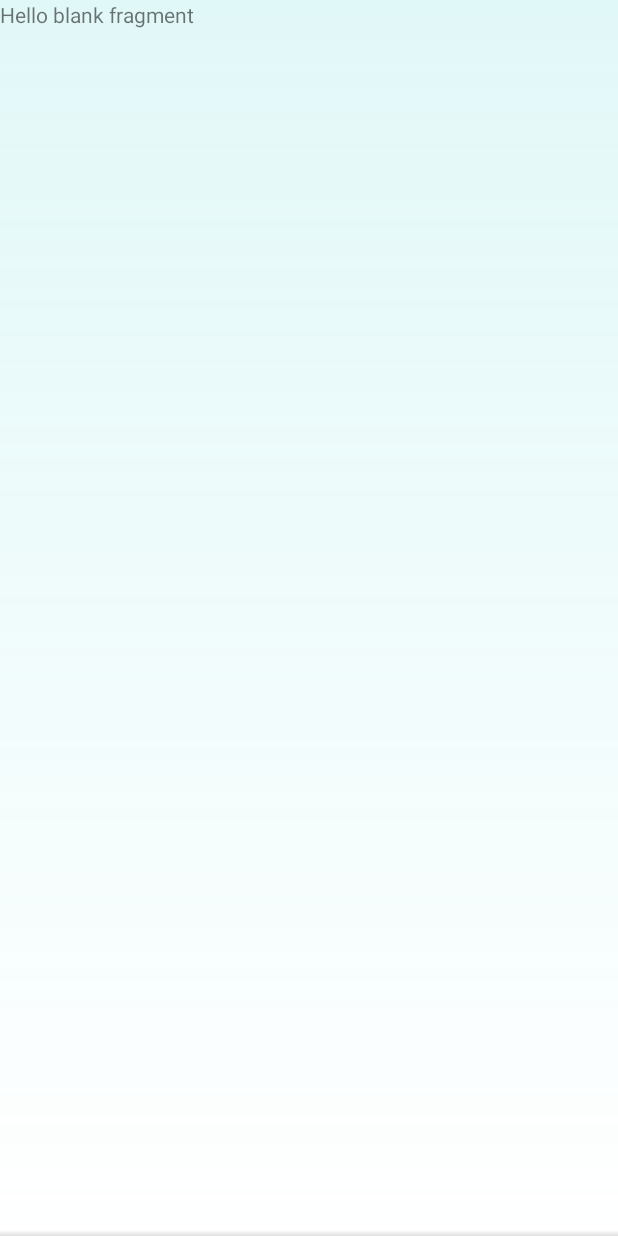
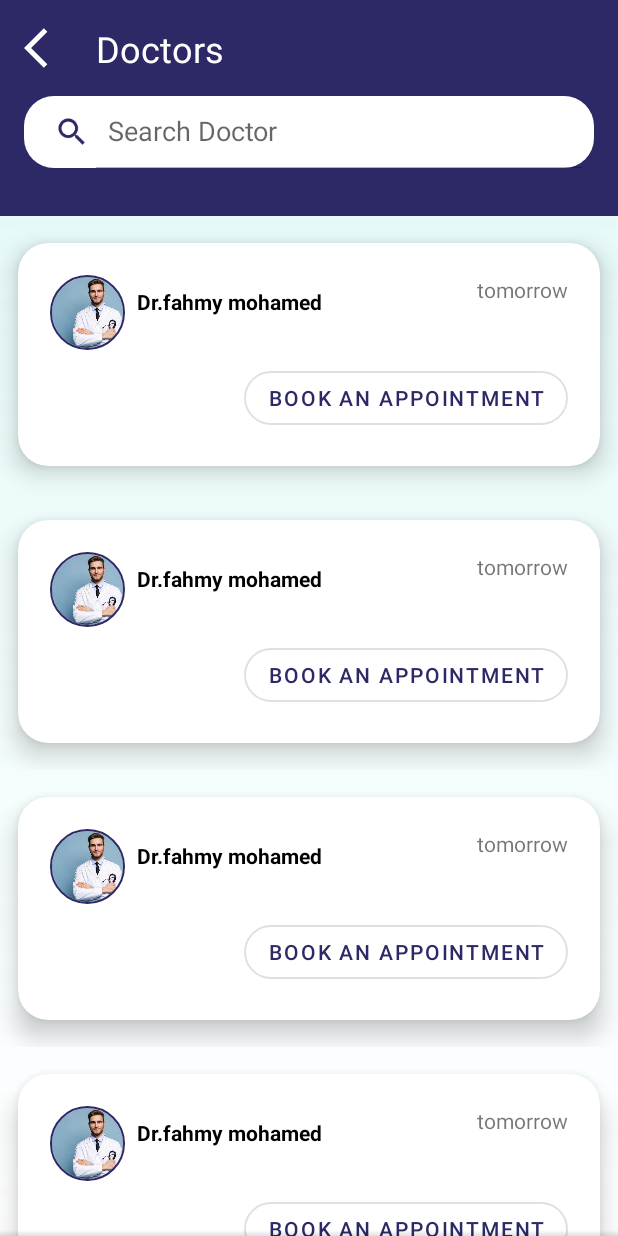
Before and after one commit to bavllymagid/Animal_APP, an Android app: the screen it shows after launch (ApplicationActivity), after a tap on an icon or button, on a phone screen of 412 x 824 dp. Run offline under Robolectric (Android 15) with nearby library versions, the phone set to English and light mode, and no system bars; our stand-ins replace CircleImageView, Dagger/Hilt's generated code.

Commit message:
added select doctor page

```diff
--- a/app/build.gradle
+++ b/app/build.gradle
@@ -90,4 +90,6 @@ dependencies {
     implementation 'com.google.code.gson:gson:2.9.0'
     implementation 'com.squareup.retrofit2:converter-gson:2.9.0'
 
+    implementation 'de.hdodenhof:circleimageview:3.1.0'
+
 }
--- /dev/null
+++ b/app/src/main/java/com/evapharma/animalhealth/applicationflow/domain/model/DoctorModel.kt
@@ -0,0 +1,5 @@
+package com.evapharma.animalhealth.applicationflow.domain.model
+
+import android.graphics.Bitmap
+
+data class DoctorModel(val id:String, val name: String, val photo: Bitmap?, val timeAvailability: String)
--- /dev/null
+++ b/app/src/main/java/com/evapharma/animalhealth/applicationflow/presentation/adapters/DoctorListAdapter.kt
@@ -0,0 +1,50 @@
+package com.evapharma.animalhealth.applicationflow.presentation.adapters
+
+import android.view.LayoutInflater
+import android.view.ViewGroup
+import androidx.recyclerview.widget.ListAdapter
+import androidx.recyclerview.widget.RecyclerView
+import com.evapharma.animalhealth.applicationflow.domain.model.DoctorModel
+import com.evapharma.animalhealth.applicationflow.domain.model.FeedModel
+import com.evapharma.animalhealth.applicationflow.utils.DoctorListDiffUtils
+import com.evapharma.animalhealth.applicationflow.utils.FeedDiffUtils
+import com.evapharma.animalhealth.databinding.DoctorCardItemBinding
+import com.evapharma.animalhealth.databinding.FeedItemBinding
+
+class DoctorListAdapter(val onDoctorSelected: OnDoctorSelected) :
+    ListAdapter<DoctorModel, DoctorListAdapter.DoctorsViewHolder>(DoctorListDiffUtils()) {
+
+    class DoctorsViewHolder(val binding: DoctorCardItemBinding) :
+        RecyclerView.ViewHolder(binding.root)
+
+    override fun onCreateViewHolder(
+        parent: ViewGroup,
+        viewType: Int
+    ): DoctorListAdapter.DoctorsViewHolder {
+        return DoctorsViewHolder(
+            DoctorCardItemBinding.inflate(
+                LayoutInflater.from(parent.context),
+                parent,
+                false
+            )
+        )
+    }
+
+    override fun onBindViewHolder(holder: DoctorsViewHolder, position: Int) {
+        val doctor = getItem(position)
+        holder.binding.apply {
+            doctorNameTv.text = doctor.name
+//            profileImage.setImageBitmap(doctor.photo)
+            timeTv.text = doctor.timeAvailability
+            bookAppointmentBtn.setOnClickListener{
+                onDoctorSelected.onBookAppointmentClicked(doctor)
+            }
+        }
+    }
+
+
+    interface OnDoctorSelected {
+        fun onBookAppointmentClicked(doctor:DoctorModel)
+    }
+
+}
--- a/app/src/main/java/com/evapharma/animalhealth/applicationflow/presentation/ui/fragments/BookAppointmentFragment.kt
+++ /dev/null
@@ -1,23 +0,0 @@
-package com.evapharma.animalhealth.applicationflow.presentation.ui.fragments
-
-import android.os.Bundle
-import androidx.fragment.app.Fragment
-import android.view.LayoutInflater
-import android.view.View
-import android.view.ViewGroup
-import com.evapharma.animalhealth.databinding.FragmentBookAppointementBinding
-
-
-class BookAppointmentFragment : Fragment() {
-
-
-    lateinit var binding: FragmentBookAppointementBinding
-    override fun onCreateView(
-        inflater: LayoutInflater, container: ViewGroup?,
-        savedInstanceState: Bundle?
-    ): View {
-        binding = FragmentBookAppointementBinding.inflate(layoutInflater)
-        return binding.root
-    }
-
-}
--- a/app/src/main/java/com/evapharma/animalhealth/applicationflow/presentation/ui/fragments/FeedsFragment.kt
+++ b/app/src/main/java/com/evapharma/animalhealth/applicationflow/presentation/ui/fragments/FeedsFragment.kt
@@ -27,9 +27,9 @@ class FeedsFragment : Fragment() {
     ): View {
         (requireActivity() as ApplicationActivity).binding.bottomNavigator.visibility = View.VISIBLE
         adapter = FeedAdapter()
-        val list = listOf(FeedModel("dg","dgdfg",BitmapFactory.decodeResource(resources, R.drawable.book_doctor_img),"dfgfdg"),
-            FeedModel("d2g","dgdfg",BitmapFactory.decodeResource(resources, R.drawable.book_doctor_img),"dfgfdg"),
-            FeedModel("dg3","dgdfg",BitmapFactory.decodeResource(resources, R.drawable.book_doctor_img),"dfgfdg"))
+        val list = listOf(FeedModel("dg","Medicine Article",BitmapFactory.decodeResource(resources, R.drawable.book_doctor_img),"1h"),
+            FeedModel("d2g","Medical Post",BitmapFactory.decodeResource(resources, R.drawable.book_doctor_img),"2d"),
+            FeedModel("dg3","Medical Post",BitmapFactory.decodeResource(resources, R.drawable.book_doctor_img),"2m"))
 
         adapter.submitList(list)
 
@@ -44,12 +44,13 @@ class FeedsFragment : Fragment() {
     }
 
     private fun transferTo(){
-        val bookAppointmentFragment = BookAppointmentFragment()
-        (requireActivity() as ApplicationActivity).binding.bottomNavigator.visibility = View.GONE
+        val selectDoctorFragment = SelectDoctorFragment()
         requireActivity().supportFragmentManager.commit {
             addToBackStack(this.toString())
-            replace(R.id.nav_container, bookAppointmentFragment)
+            replace(R.id.nav_container, selectDoctorFragment)
         }
+
+        (requireActivity() as ApplicationActivity).binding.bottomNavigator.visibility = View.GONE
     }
 
 
--- /dev/null
+++ b/app/src/main/java/com/evapharma/animalhealth/applicationflow/presentation/ui/fragments/SelectDoctorFragment.kt
@@ -0,0 +1,44 @@
+package com.evapharma.animalhealth.applicationflow.presentation.ui.fragments
+
+import android.os.Bundle
+import androidx.fragment.app.Fragment
+import android.view.LayoutInflater
+import android.view.View
+import android.view.ViewGroup
+import com.evapharma.animalhealth.applicationflow.domain.model.DoctorModel
+import com.evapharma.animalhealth.applicationflow.presentation.adapters.DoctorListAdapter
+import com.evapharma.animalhealth.databinding.FragmentSelectDoctorBinding
+
+
+class SelectDoctorFragment : Fragment() , DoctorListAdapter.OnDoctorSelected{
+
+    lateinit var binding: FragmentSelectDoctorBinding
+    lateinit var adapter: DoctorListAdapter
+    override fun onCreateView(
+        inflater: LayoutInflater, container: ViewGroup?,
+        savedInstanceState: Bundle?
+    ): View {
+        binding = FragmentSelectDoctorBinding.inflate(layoutInflater)
+
+        adapter = DoctorListAdapter(this)
+
+        val list = listOf(DoctorModel("1", "Dr.fahmy mohamed", null, "tomorrow"),
+            DoctorModel("2", "Dr.fahmy mohamed", null, "tomorrow"),
+            DoctorModel("3", "Dr.fahmy mohamed", null, "tomorrow"),
+            DoctorModel("4", "Dr.fahmy mohamed", null, "tomorrow"))
+
+        adapter.submitList(list)
+        binding.doctorsList.adapter = adapter
+
+        binding.backBtn.setOnClickListener{
+            activity?.supportFragmentManager?.popBackStackImmediate()
+        }
+
+        return binding.root
+    }
+
+    override fun onBookAppointmentClicked(doctor: DoctorModel) {
+
+    }
+
+}
--- /dev/null
+++ b/app/src/main/java/com/evapharma/animalhealth/applicationflow/utils/DoctorListDiffUtils.kt
@@ -0,0 +1,15 @@
+package com.evapharma.animalhealth.applicationflow.utils
+
+import androidx.recyclerview.widget.DiffUtil
+import com.evapharma.animalhealth.applicationflow.domain.model.DoctorModel
+import com.evapharma.animalhealth.applicationflow.domain.model.FeedModel
+
+class DoctorListDiffUtils  : DiffUtil.ItemCallback<DoctorModel>(){
+    override fun areItemsTheSame(oldItem: DoctorModel, newItem: DoctorModel): Boolean {
+        return oldItem.id == newItem.id
+    }
+
+    override fun areContentsTheSame(oldItem: DoctorModel, newItem: DoctorModel): Boolean {
+        return oldItem == newItem
+    }
+}
--- /dev/null
+++ b/app/src/main/res/drawable/custom_search.xml
@@ -0,0 +1,7 @@
+<?xml version="1.0" encoding="utf-8"?>
+<shape xmlns:android="http://schemas.android.com/apk/res/android" android:shape="rectangle">
+
+    <corners android:radius="20dp" />
+    <solid android:color="@color/white" />
+
+</shape>
--- /dev/null
+++ b/app/src/main/res/drawable/ic_baseline_search_24.xml
@@ -0,0 +1,5 @@
+<vector android:height="24dp" android:tint="@color/dark_blue"
+    android:viewportHeight="24" android:viewportWidth="24"
+    android:width="24dp" xmlns:android="http://schemas.android.com/apk/res/android">
+    <path android:fillColor="@android:color/white" android:pathData="M15.5,14h-0.79l-0.28,-0.27C15.41,12.59 16,11.11 16,9.5 16,5.91 13.09,3 9.5,3S3,5.91 3,9.5 5.91,16 9.5,16c1.61,0 3.09,-0.59 4.23,-1.57l0.27,0.28v0.79l5,4.99L20.49,19l-4.99,-5zM9.5,14C7.01,14 5,11.99 5,9.5S7.01,5 9.5,5 14,7.01 14,9.5 11.99,14 9.5,14z"/>
+</vector>
--- /dev/null
+++ b/app/src/main/res/drawable/left_arrow.xml
@@ -0,0 +1,5 @@
+<vector android:autoMirrored="true" android:height="32dp"
+    android:tint="#FFFFFF" android:viewportHeight="24"
+    android:viewportWidth="24" android:width="32dp" xmlns:android="http://schemas.android.com/apk/res/android">
+    <path android:fillColor="@android:color/white" android:pathData="M11.67,3.87L9.9,2.1 0,12l9.9,9.9 1.77,-1.77L3.54,12z"/>
+</vector>
--- /dev/null
+++ b/app/src/main/res/layout/doctor_card_item.xml
@@ -0,0 +1,83 @@
+<?xml version="1.0" encoding="utf-8"?>
+<androidx.constraintlayout.widget.ConstraintLayout xmlns:android="http://schemas.android.com/apk/res/android"
+    android:layout_width="match_parent"
+    android:layout_height="wrap_content"
+    xmlns:app="http://schemas.android.com/apk/res-auto"
+    xmlns:tools="http://schemas.android.com/tools">
+
+    <androidx.cardview.widget.CardView
+        android:layout_width="match_parent"
+        android:layout_height="wrap_content"
+        app:cardBackgroundColor="@color/white"
+        app:cardCornerRadius="20dp"
+        app:cardElevation="10dp"
+        app:cardMaxElevation="12dp"
+        app:cardPreventCornerOverlap="false"
+        app:cardUseCompatPadding="true"
+        app:contentPadding="5dp"
+        app:layout_constraintBottom_toBottomOf="parent"
+        app:layout_constraintEnd_toEndOf="parent"
+        app:layout_constraintStart_toStartOf="parent"
+        app:layout_constraintTop_toTopOf="parent">
+
+        <androidx.constraintlayout.widget.ConstraintLayout
+            android:layout_width="match_parent"
+            android:layout_height="match_parent">
+
+            <de.hdodenhof.circleimageview.CircleImageView
+                android:id="@+id/profile_image"
+                android:layout_width="50dp"
+                android:layout_height="50dp"
+                android:layout_marginStart="16dp"
+                android:layout_marginTop="16dp"
+                android:src="@drawable/doctor"
+                app:civ_border_color="@color/dark_blue"
+                app:civ_border_width="1dp"
+                app:layout_constraintStart_toStartOf="parent"
+                app:layout_constraintTop_toTopOf="parent" />
+
+            <TextView
+                android:id="@+id/doctor_name_tv"
+                android:layout_width="wrap_content"
+                android:layout_height="wrap_content"
+                android:layout_marginStart="8dp"
+                android:layout_marginTop="8dp"
+                android:text="@string/doctors"
+                android:textColor="@color/black"
+                android:textSize="14sp"
+                android:textStyle="bold"
+                app:layout_constraintStart_toEndOf="@+id/profile_image"
+                app:layout_constraintTop_toTopOf="@+id/profile_image" />
+
+            <com.google.android.material.button.MaterialButton
+                android:id="@+id/bookAppointment_btn"
+                android:layout_width="wrap_content"
+                android:layout_height="wrap_content"
+                android:text="@string/book_an_appointment"
+                style="?attr/materialButtonOutlinedStyle"
+                app:cornerRadius="20dp"
+                android:layout_marginTop="8dp"
+                android:layout_marginEnd="16dp"
+                android:layout_marginBottom="16dp"
+                app:layout_constraintBottom_toBottomOf="parent"
+                app:layout_constraintEnd_toEndOf="parent"
+                app:layout_constraintTop_toBottomOf="@+id/profile_image"
+
+                />
+
+            <TextView
+                android:id="@+id/time_tv"
+                android:layout_width="wrap_content"
+                android:layout_height="wrap_content"
+                android:layout_marginTop="16dp"
+                android:layout_marginEnd="16dp"
+                android:text="@string/available"
+                app:layout_constraintEnd_toEndOf="parent"
+                app:layout_constraintTop_toTopOf="parent" />
+
+        </androidx.constraintlayout.widget.ConstraintLayout>
+
+
+    </androidx.cardview.widget.CardView>
+
+</androidx.constraintlayout.widget.ConstraintLayout>
--- a/app/src/main/res/layout/feed_item.xml
+++ b/app/src/main/res/layout/feed_item.xml
@@ -14,6 +14,8 @@
         app:cardElevation="10dp"
         app:cardMaxElevation="12dp"
         app:cardUseCompatPadding="true"
+        app:cardPreventCornerOverlap="false"
+        app:contentPadding="5dp"
         app:layout_constraintBottom_toBottomOf="parent"
         app:layout_constraintEnd_toEndOf="parent"
         app:layout_constraintStart_toStartOf="parent">
--- a/app/src/main/res/layout/fragment_book_appointement.xml
+++ /dev/null
@@ -1,14 +0,0 @@
-<?xml version="1.0" encoding="utf-8"?>
-<FrameLayout xmlns:android="http://schemas.android.com/apk/res/android"
-    xmlns:tools="http://schemas.android.com/tools"
-    android:layout_width="match_parent"
-    android:layout_height="match_parent"
-    tools:context=".applicationflow.presentation.ui.fragments.BookAppointmentFragment">
-
-    <!-- TODO: Update blank fragment layout -->
-    <TextView
-        android:layout_width="match_parent"
-        android:layout_height="match_parent"
-        android:text="@string/hello_blank_fragment" />
-
-</FrameLayout>
--- a/app/src/main/res/layout/fragment_feeds.xml
+++ b/app/src/main/res/layout/fragment_feeds.xml
@@ -7,25 +7,39 @@
     tools:context=".applicationflow.presentation.ui.fragments.FeedsFragment">
 
 
-    <LinearLayout
-        android:id="@+id/search_layout"
-        android:layout_width="match_parent"
-        android:layout_height="60dp"
-        app:layout_constraintTop_toTopOf="parent"
-        android:background="@color/dark_blue"
-        android:gravity="right|center">
-        <SearchView
-            android:id="@+id/searchView"
-            android:layout_width="match_parent"
-            android:layout_height="wrap_content"
-            android:layoutDirection="rtl"
-            android:background="@color/white" />
-    </LinearLayout>
+    <ImageView
+        android:id="@+id/searchView"
+        android:layout_width="36dp"
+        android:layout_height="33dp"
+        android:layout_marginTop="16dp"
+        android:layout_marginEnd="16dp"
+        android:clickable="true"
+        android:focusable="true"
+        android:foreground="?android:attr/selectableItemBackground"
+        android:src="@drawable/ic_baseline_search_24"
+        app:layout_constraintEnd_toEndOf="parent"
+        app:layout_constraintTop_toTopOf="parent" />
+
+    <TextView
+        android:layout_width="wrap_content"
+        android:layout_height="wrap_content"
+        android:layout_gravity="bottom|center_horizontal"
+        android:layout_marginStart="16dp"
+        android:layout_marginTop="16dp"
+        android:elevation="10dp"
+        android:text="Animal Health"
+        android:textColor="@color/dark_blue"
+        android:textSize="20sp"
+        android:textStyle="bold"
+        app:layout_constraintStart_toStartOf="parent"
+        app:layout_constraintTop_toTopOf="parent" />
+
 
     <androidx.cardview.widget.CardView
         android:id="@+id/book_btn"
         android:layout_width="match_parent"
         android:layout_height="wrap_content"
+        android:layout_marginTop="64dp"
         android:clickable="true"
         android:focusable="true"
         android:foreground="?android:attr/selectableItemBackground"
@@ -36,7 +50,7 @@
         app:cardUseCompatPadding="true"
         app:layout_constraintEnd_toEndOf="parent"
         app:layout_constraintStart_toStartOf="parent"
-        app:layout_constraintTop_toBottomOf="@+id/search_layout">
+        app:layout_constraintTop_toTopOf="parent">
 
         <androidx.constraintlayout.widget.ConstraintLayout
             android:layout_width="match_parent"
--- /dev/null
+++ b/app/src/main/res/layout/fragment_select_doctor.xml
@@ -0,0 +1,74 @@
+<?xml version="1.0" encoding="utf-8"?>
+<androidx.constraintlayout.widget.ConstraintLayout xmlns:android="http://schemas.android.com/apk/res/android"
+    xmlns:app="http://schemas.android.com/apk/res-auto"
+    xmlns:tools="http://schemas.android.com/tools"
+    android:layout_width="match_parent"
+    android:layout_height="match_parent"
+    tools:context=".applicationflow.presentation.ui.fragments.SelectDoctorFragment"
+    >
+
+    <androidx.recyclerview.widget.RecyclerView
+        android:id="@+id/doctors_list"
+        android:layout_width="match_parent"
+        android:layout_height="0dp"
+        app:layout_constraintBottom_toBottomOf="parent"
+        app:layout_constraintTop_toBottomOf="@+id/constraintLayout"
+        app:layoutManager="androidx.recyclerview.widget.LinearLayoutManager"/>
+
+    <androidx.constraintlayout.widget.ConstraintLayout
+        android:id="@+id/constraintLayout"
+        android:layout_width="match_parent"
+        android:layout_height="wrap_content"
+        android:background="@color/dark_blue"
+        app:layout_constraintEnd_toEndOf="parent"
+        app:layout_constraintStart_toStartOf="parent"
+        app:layout_constraintTop_toTopOf="parent">
+
+        <ImageView
+            android:id="@+id/back_btn"
+            android:layout_width="wrap_content"
+            android:layout_height="wrap_content"
+            android:layout_marginStart="16dp"
+            android:layout_marginTop="16dp"
+            android:clickable="true"
+            android:focusable="true"
+            android:foreground="?android:attr/selectableItemBackground"
+            android:src="@drawable/left_arrow"
+            app:layout_constraintStart_toStartOf="parent"
+            app:layout_constraintTop_toTopOf="parent" />
+
+        <TextView
+            android:layout_width="wrap_content"
+            android:layout_height="wrap_content"
+            android:layout_marginStart="16dp"
+            android:text="@string/doctors"
+            android:textColor="@color/white"
+            android:textSize="24sp"
+            app:layout_constraintBottom_toBottomOf="@+id/back_btn"
+            app:layout_constraintStart_toEndOf="@+id/back_btn"
+            app:layout_constraintTop_toTopOf="@+id/back_btn" />
+
+
+        <SearchView
+            android:id="@+id/searchBar"
+            android:layout_width="match_parent"
+            android:layout_height="wrap_content"
+            android:layout_marginStart="16dp"
+            android:layout_marginTop="16dp"
+            android:layout_marginEnd="16dp"
+            android:layout_marginBottom="32dp"
+            android:background="@drawable/custom_search"
+            android:iconifiedByDefault="false"
+            android:queryHint="Search Doctor"
+            android:searchIcon="@drawable/ic_baseline_search_24"
+            app:layout_constraintBottom_toBottomOf="parent"
+            app:layout_constraintEnd_toEndOf="parent"
+            app:layout_constraintStart_toStartOf="parent"
+            app:layout_constraintTop_toBottomOf="@+id/back_btn" />
+
+    </androidx.constraintlayout.widget.ConstraintLayout>
+
+
+
+
+</androidx.constraintlayout.widget.ConstraintLayout>
--- a/app/src/main/res/navigation/main_app_nav_graph.xml
+++ b/app/src/main/res/navigation/main_app_nav_graph.xml
@@ -21,7 +21,7 @@
     </fragment>
     <fragment
         android:id="@+id/bookAppointmentFragment"
-        android:name="com.evapharma.animalhealth.applicationflow.presentation.ui.fragments.BookAppointmentFragment"
+        android:name="com.evapharma.animalhealth.applicationflow.presentation.ui.fragments.SelectDoctorFragment"
         android:label="fragment_book_appointement"
-        tools:layout="@layout/fragment_book_appointement" />
+        tools:layout="@layout/fragment_select_doctor" />
 </navigation>
--- a/app/src/main/res/values/strings.xml
+++ b/app/src/main/res/values/strings.xml
@@ -8,4 +8,7 @@
     <string name="post_text">post text</string>
     <string name="date">Date</string>
     <string name="post_image">postImage</string>
+    <string name="doctors">Doctors</string>
+    <string name="book_an_appointment">Book An Appointment</string>
+    <string name="available">available</string>
 </resources>
```
Also changed, not shown: app/src/main/res/drawable-mdpi/doctor.jpg (added).
